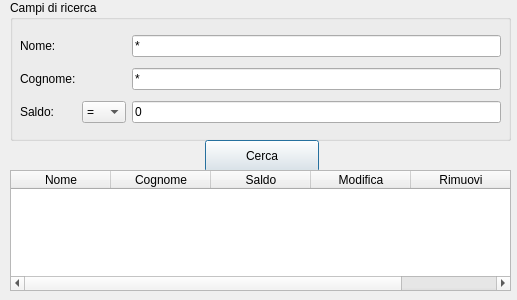
The window that dialogsearchaccount.ui (acavestro/qDB) describes before a commit, drawn with Qt 5.
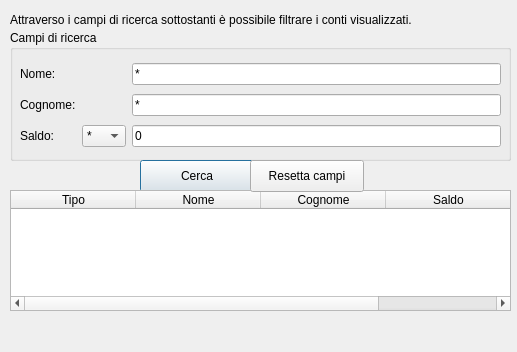
The same window after the commit.

Commit message: Sistemata la finestra di ricerca. È proprio figa :D

Patch:
```diff
--- a/dialogsearchaccount.ui
+++ b/dialogsearchaccount.ui
@@ -7,7 +7,7 @@
     <x>0</x>
     <y>0</y>
     <width>517</width>
-    <height>300</height>
+    <height>352</height>
    </rect>
   </property>
   <property name="windowTitle">
@@ -17,9 +17,9 @@
    <property name="geometry">
     <rect>
      <x>10</x>
-     <y>0</y>
+     <y>30</y>
      <width>501</width>
-     <height>141</height>
+     <height>131</height>
     </rect>
    </property>
    <property name="title">
@@ -31,7 +31,7 @@
       <x>10</x>
       <y>30</y>
       <width>481</width>
-      <height>101</height>
+      <height>91</height>
      </rect>
     </property>
     <layout class="QGridLayout" name="gridLayout">
@@ -79,6 +79,11 @@
      </item>
      <item row="2" column="1">
       <widget class="QComboBox" name="cmbBalancePattern">
+       <item>
+        <property name="text">
+         <string>*</string>
+        </property>
+       </item>
        <item>
         <property name="text">
          <string>=</string>
@@ -112,8 +117,8 @@
   <widget class="QPushButton" name="btnSearch">
    <property name="geometry">
     <rect>
-     <x>205</x>
-     <y>140</y>
+     <x>140</x>
+     <y>160</y>
      <width>114</width>
      <height>32</height>
     </rect>
@@ -126,11 +131,28 @@
    <property name="geometry">
     <rect>
      <x>10</x>
-     <y>170</y>
+     <y>190</y>
      <width>501</width>
      <height>121</height>
     </rect>
    </property>
+   <property name="maximumSize">
+    <size>
+     <width>501</width>
+     <height>121</height>
+    </size>
+   </property>
+   <attribute name="horizontalHeaderDefaultSectionSize">
+    <number>125</number>
+   </attribute>
+   <attribute name="horizontalHeaderStretchLastSection">
+    <bool>true</bool>
+   </attribute>
+   <column>
+    <property name="text">
+     <string>Tipo</string>
+    </property>
+   </column>
    <column>
     <property name="text">
      <string>Nome</string>
@@ -146,16 +168,32 @@
      <string>Saldo</string>
     </property>
    </column>
-   <column>
-    <property name="text">
-     <string>Modifica</string>
-    </property>
-   </column>
-   <column>
-    <property name="text">
-     <string>Rimuovi</string>
-    </property>
-   </column>
+  </widget>
+  <widget class="QLabel" name="label">
+   <property name="geometry">
+    <rect>
+     <x>10</x>
+     <y>10</y>
+     <width>491</width>
+     <height>20</height>
+    </rect>
+   </property>
+   <property name="text">
+    <string>Attraverso i campi di ricerca sottostanti è possibile filtrare i conti visualizzati.</string>
+   </property>
+  </widget>
+  <widget class="QPushButton" name="btnResetFields">
+   <property name="geometry">
+    <rect>
+     <x>250</x>
+     <y>160</y>
+     <width>114</width>
+     <height>32</height>
+    </rect>
+   </property>
+   <property name="text">
+    <string>Resetta campi</string>
+   </property>
   </widget>
  </widget>
  <tabstops>
```
The commit also changes 13 other files.
